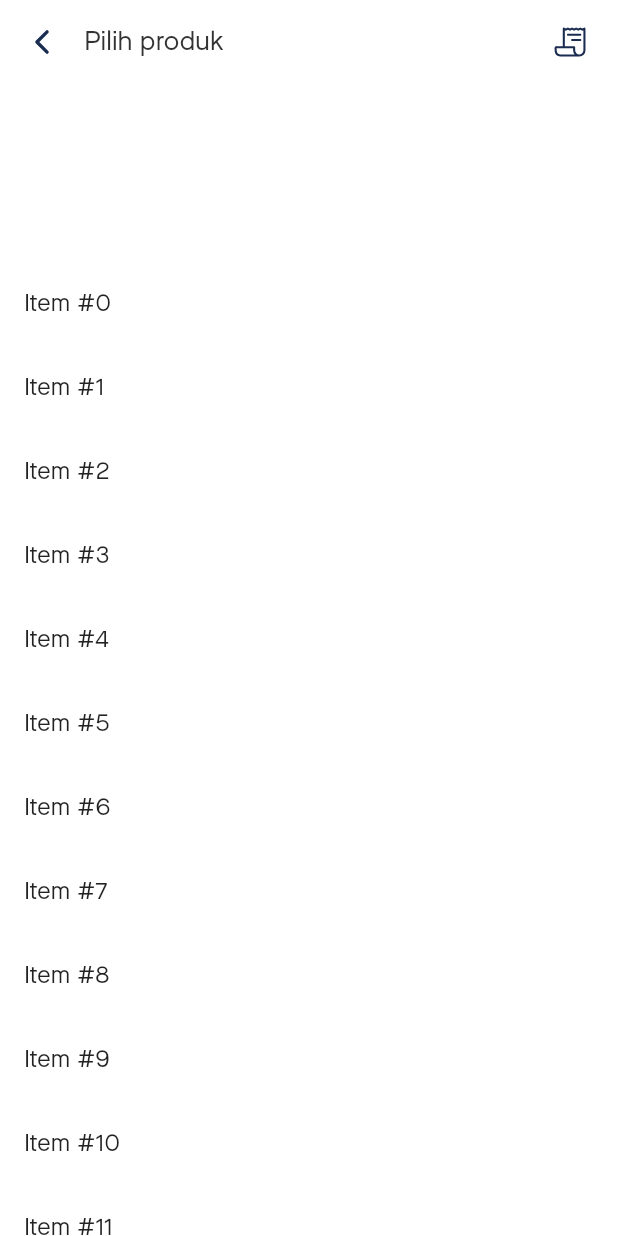
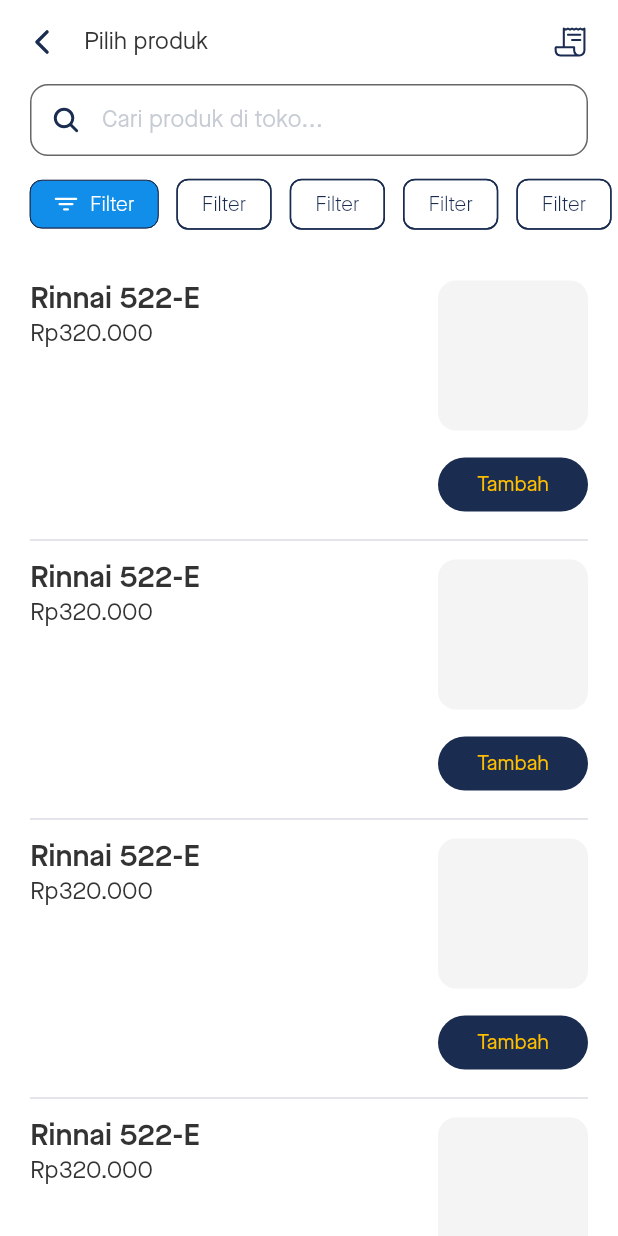
Before and after one commit to andre-nk/sindustore, a Flutter app: the DashboardPage screen opened directly, after a tap on "Buat Nota", on a phone screen of 412 x 824 dp. Run offline on Flutter 3.47's test engine with Material 2 defaults, Android fonts, the phone set to English and light mode, and no system bars; our stand-ins replace bloc, cloud_firestore, delayed_display, equatable, firebase_auth, firebase_core and 7 more; missing offline and left inert: numeric_keyboard; accounts and stored records are empty; project files that could hold a hidden picture were left out.

Commit message:
:sparkles: SliverAppBar Setup, Product Card ListView

```diff
--- /dev/null
+++ b/lib/app/ui_helpers/sliver_app_bar/cubit/sliver_state.dart
@@ -0,0 +1,16 @@
+part of 'sliver_cubit.dart';
+
+abstract class SliverState extends Equatable {
+  const SliverState();
+
+  @override
+  List<Object> get props => [];
+}
+
+class SliverHideAppBar extends SliverState {}
+
+class SliverShowAppBar extends SliverState {}
+
+class SliverHorizontalReachStart extends SliverState {}
+
+class SliverHorizontalLeaveStart extends SliverState {}
--- a/lib/config/theme.dart
+++ b/lib/config/theme.dart
@@ -27,6 +27,8 @@ class AppTypography {
       color: Color(0xFF333333), fontWeight: FontWeight.w600, fontSize: 28);
   TextStyle h3 = const TextStyle(
       color: Color(0xFF333333), fontWeight: FontWeight.w500, fontSize: 22);
+  TextStyle title = const TextStyle(
+      color: Color(0xFF333333), fontWeight: FontWeight.w600, fontSize: 20);
   TextStyle paragraph = const TextStyle(
       color: Color(0xFF333333), fontWeight: FontWeight.normal, fontSize: 18);
   TextStyle subtitle = const TextStyle(
--- a/lib/view/screens/product/product_list_page.dart
+++ b/lib/view/screens/product/product_list_page.dart
@@ -9,20 +9,26 @@ class ProductListPage extends StatelessWidget {
       body: SafeArea(
         child: BlocProvider<SliverCubit>(
           create: (context) => SliverCubit(),
-          child: BlocBuilder<SliverCubit, bool>(
+          child: BlocBuilder<SliverCubit, SliverState>(
             builder: (context, state) {
               return NotificationListener<UserScrollNotification>(
                 onNotification: (notification) {
                   if (notification.context != null &&
                       notification.context!.widget is RawGestureDetector) {
-                    if ((notification.context!.widget as RawGestureDetector)
+                    final scrollGestures =
+                        (notification.context!.widget as RawGestureDetector)
                             .gestures
-                            .entries
-                            .first
-                            .value
-                        is! GestureRecognizerFactoryWithHandlers<
-                            HorizontalDragGestureRecognizer>) {
-                      context.read<SliverCubit>().scroll(notification.direction);
+                            .entries;
+                    if (scrollGestures.isNotEmpty &&
+                        scrollGestures.first.value
+                            is GestureRecognizerFactoryWithHandlers<
+                                VerticalDragGestureRecognizer>) {
+                      context.read<SliverCubit>().verticalScroll(notification.direction);
+                    } else if (scrollGestures.isNotEmpty &&
+                        scrollGestures.first.value
+                            is GestureRecognizerFactoryWithHandlers<
+                                HorizontalDragGestureRecognizer>) {
+                      context.read<SliverCubit>().horizontalScroll(notification.metrics);
                     }
                   }
 
@@ -30,11 +36,78 @@ class ProductListPage extends StatelessWidget {
                 },
                 child: CustomScrollView(
                   slivers: [
-                    ProductSliverAppBar(state: state),
+                    const ProductSliverAppBar(),
                     SliverList(
                       delegate: SliverChildBuilderDelegate(
-                        (context, index) => ListTile(title: Text('Item #$index')),
-                        childCount: 1000,
+                        (context, index) {
+                          return Container(
+                            margin: const EdgeInsets.symmetric(horizontal: 20),
+                            child: Column(
+                              children: [
+                                Container(
+                                  padding: const EdgeInsets.symmetric(vertical: 12.0),
+                                  child: Row(
+                                    mainAxisAlignment: MainAxisAlignment.spaceBetween,
+                                    crossAxisAlignment: CrossAxisAlignment.start,
+                                    children: [
+                                      Column(
+                                        crossAxisAlignment: CrossAxisAlignment.start,
+                                        children: [
+                                          Text(
+                                            "Rinnai 522-E",
+                                            style: AppTheme.text.title,
+                                          ),
+                                          Padding(
+                                            padding: const EdgeInsets.only(top: 2.0),
+                                            child: Text(
+                                              "Rp320.000",
+                                              style: AppTheme.text.subtitle,
+                                            ),
+                                          )
+                                        ],
+                                      ),
+                                      Column(
+                                        children: [
+                                          Container(
+                                            width: 100,
+                                            height: 100,
+                                            decoration: BoxDecoration(
+                                                color: AppTheme.colors.surface,
+                                                borderRadius:
+                                                    BorderRadius.circular(12.0)),
+                                          ),
+                                          Container(
+                                            padding: const EdgeInsets.only(top: 12.0),
+                                            width: 100,
+                                            child: ElevatedButton(
+                                              onPressed: () {},
+                                              style: ElevatedButton.styleFrom(
+                                                primary: AppTheme.colors.primary,
+                                                shape: const StadiumBorder(),
+                                                elevation: 0,
+                                              ),
+                                              child: Center(
+                                                child: Text(
+                                                  "Tambah",
+                                                  style: AppTheme.text.footnote.copyWith(
+                                                    color: AppTheme.colors.secondary,
+                                                    fontWeight: FontWeight.w500
+                                                  ),
+                                                ),
+                                              ),
+                                            ),
+                                          )
+                                        ],
+                                      )
+                                    ],
+                                  ),
+                                ),
+                                Divider(height: 2, color: AppTheme.colors.outline),
+                              ],
+                            ),
+                          );
+                        },
+                        childCount: 10,
                       ),
                     ),
                   ],
--- a/lib/view/widgets/product/product_sliver_appbar.dart
+++ b/lib/view/widgets/product/product_sliver_appbar.dart
@@ -1,15 +1,14 @@
 part of "../widgets.dart";
 
 class ProductSliverAppBar extends StatelessWidget {
-  const ProductSliverAppBar({Key? key, required this.state}) : super(key: key);
-  final bool state;
+  const ProductSliverAppBar({Key? key}) : super(key: key);
 
   @override
   Widget build(BuildContext context) {
     return SliverAppBar(
       title: Text(
         "Pilih produk",
-        style: AppTheme.text.paragraph.copyWith(fontWeight: FontWeight.w500),
+        style: AppTheme.text.subtitle.copyWith(fontWeight: FontWeight.w500),
       ),
       leading: IconButton(
         icon: const Icon(Ionicons.chevron_back),
@@ -38,15 +37,20 @@ class ProductSliverAppBar extends StatelessWidget {
         collapseMode: CollapseMode.pin,
         expandedTitleScale: 1.0,
         centerTitle: true,
-        title: AnimatedOpacity(
-          opacity: state ? 1.0 : 0.0,
+        title: BlocBuilder<SliverCubit, SliverState>(
+          builder: (context, state) {
+            print(state);
+            return AnimatedOpacity(
+              opacity: state is! SliverHideAppBar ? 1.0 : 0.0,
               duration: const Duration(milliseconds: 250),
               child: Container(
-            margin: const EdgeInsets.all(20).copyWith(bottom: 0, top: 56),
+                margin: const EdgeInsets.only(top: 56),
                 child: Column(
                   children: [
                     Expanded(
                       flex: 5,
+                      child: Container(
+                        margin: const EdgeInsets.symmetric(horizontal: 20),
                         child: TextField(
                           decoration: InputDecoration(
                             isDense: true,
@@ -67,8 +71,9 @@ class ProductSliverAppBar extends StatelessWidget {
                             fillColor: Colors.white,
                             contentPadding: const EdgeInsets.all(4),
                             hintText: "Cari produk di toko...",
-                      hintStyle:
-                          AppTheme.text.subtitle.copyWith(color: AppTheme.colors.outline),
+                            hintStyle: AppTheme.text.subtitle
+                                .copyWith(color: AppTheme.colors.outline),
+                          ),
                         ),
                       ),
                     ),
@@ -76,7 +81,9 @@ class ProductSliverAppBar extends StatelessWidget {
                       flex: 4,
                       child: Center(
                         child: ListView.builder(
-                      padding: const EdgeInsets.only(top: 0.0),
+                          padding: state is! SliverHorizontalLeaveStart
+                              ? const EdgeInsets.only(left: 20)
+                              : EdgeInsets.zero,
                           itemCount: 10,
                           scrollDirection: Axis.horizontal,
                           itemBuilder: ((context, index) {
@@ -86,7 +93,8 @@ class ProductSliverAppBar extends StatelessWidget {
                                 backgroundColor:
                                     index == 0 ? AppTheme.colors.tertiary : Colors.white,
                                 shape: RoundedRectangleBorder(
-                              borderRadius: const BorderRadius.all(Radius.circular(8.0)),
+                                  borderRadius:
+                                      const BorderRadius.all(Radius.circular(8.0)),
                                   side: BorderSide(
                                     width: index == 0 ? 0 : 1,
                                     style: BorderStyle.solid,
@@ -127,6 +135,8 @@ class ProductSliverAppBar extends StatelessWidget {
                   ],
                 ),
               ),
+            );
+          },
         ),
       ),
       expandedHeight: 175,
--- a/lib/view/widgets/widgets.dart
+++ b/lib/view/widgets/widgets.dart
@@ -5,6 +5,7 @@ import 'package:formz/formz.dart';
 import 'package:ionicons/ionicons.dart';
 import 'package:sindu_store/app/auth/bloc/auth_bloc.dart';
 import 'package:sindu_store/app/navigation/cubit/navigation_cubit.dart';
+import 'package:sindu_store/app/ui_helpers/sliver_app_bar/cubit/sliver_cubit.dart';
 import 'package:sindu_store/config/media_query.dart';
 import 'package:sindu_store/config/theme.dart';
 import 'package:sindu_store/repository/auth/auth_exceptions.dart';
```
Also changed, not shown: lib/app/ui_helpers/sliver_app_bar/cubit/sliver_cubit.dart (+22 -7 lines). Lines whose indentation alone changed are shown as unchanged.
